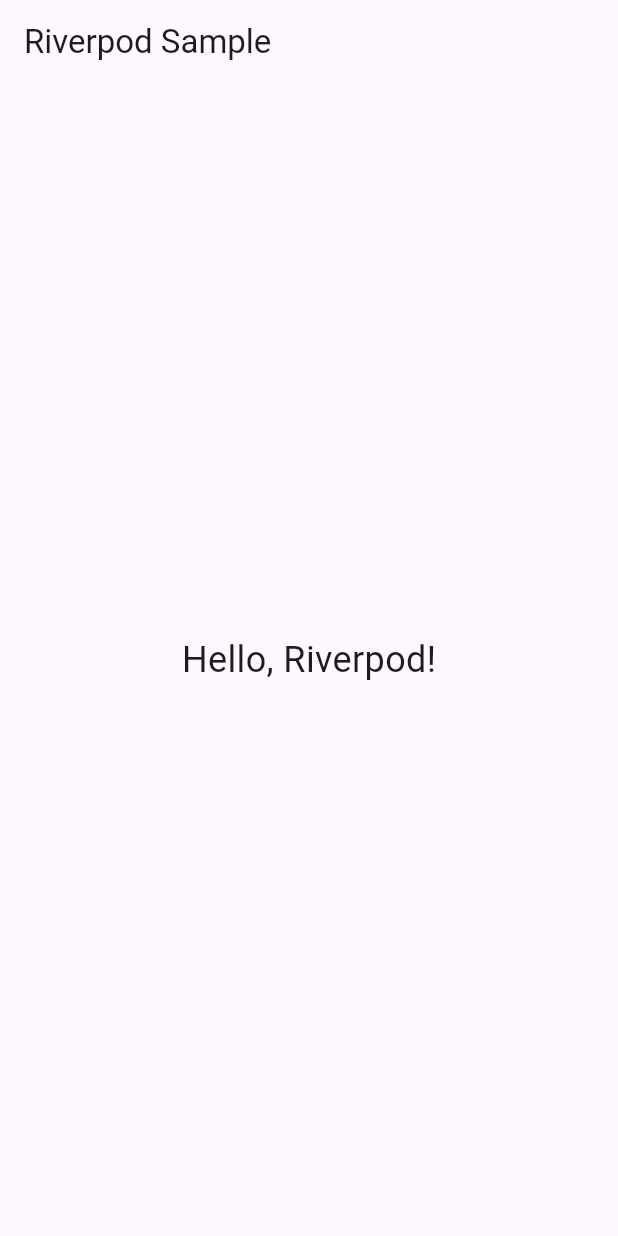
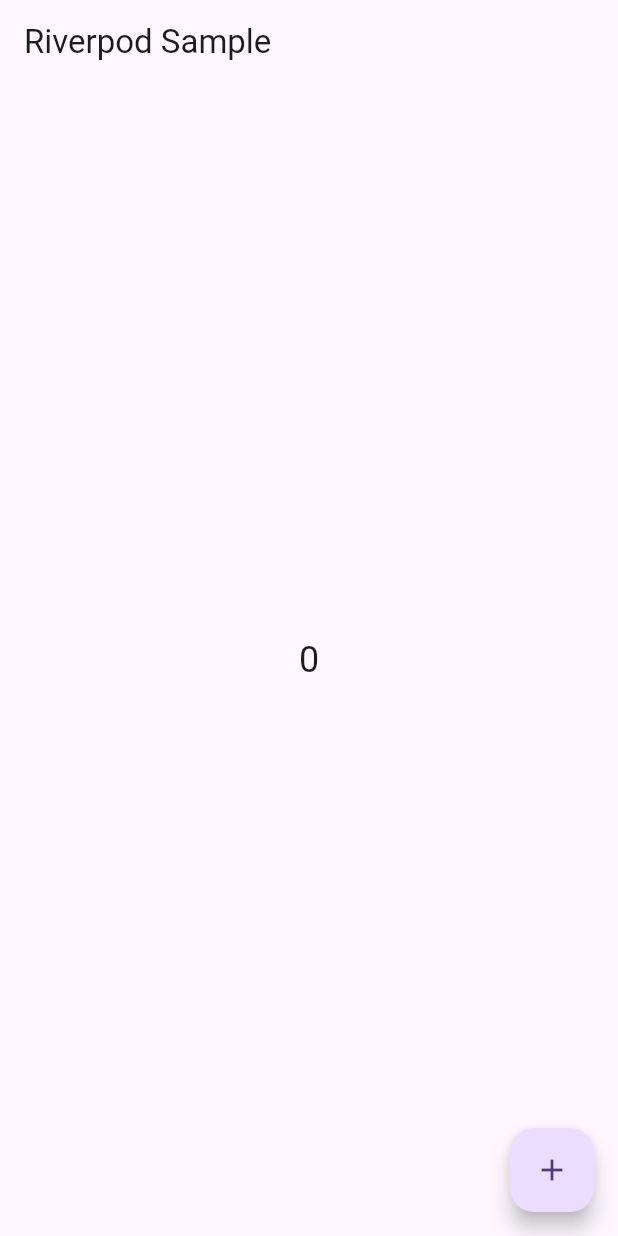
Before and after one commit to hide0621/flutter_riverpod_practice, a Flutter app: the screen it shows after launch, on a phone screen of 412 x 824 dp. Run offline on Flutter 3.47's test engine with Material 3 defaults, Android fonts, the phone set to English and light mode, and no system bars; our stand-ins replace flutter_riverpod.

Commit message:
StateNotifierProviderで簡単なインクリメントを実装した

```diff
--- a/lib/main.dart
+++ b/lib/main.dart
@@ -24,46 +24,47 @@
   }
 }
 
-// Providerは外部から変更することができないデータを管理するためのものであり（下のコードだとHello, Riverpod!）、
-// このデータは、アプリケーション全体で共有される
+//StateNotifierProvider で管理するStateNotifier のサブクラス（CounterNotifier）を実装する
+class CounterNotifier extends StateNotifier<int> {
+  CounterNotifier() : super(0);
 
-//Providerをグローバル変数として定義する
-//Providerとはデータを管理する入れ物のようなクラスで、文字列'Hello, Riverpod!'を保持する状態を作成している
-//この例では、String型のデータである'Hello, Riverpod!'を管理するProviderを定義している
-//Providerは、データを提供するためのものであり、データを提供するための関数をラムダ式で指定する
-//refは、他のプロバイダーを参照するために使用できるProviderReferenceオブジェクトであり、ラムダ式の引数である
-//refはラムダ式の引数（パラメータ）であり、関数本体（つまり、評価される式）は「'Hello, Riverpod!'」であり、
-//このラムダ式は呼び出されると常に「'Hello, Riverpod!'」を返す
-final strProvider = Provider((ref) => 'Hello, Riverpod!');
+  void increment() {
+    state++;
+  }
+}
 
-//Providerからデータを取得する
-// Providerからデータを取得するためにConsumerWidget を使用する
-// ConsumerWidget を継承したWidget（今回はRiverpodSample）を定義すると、build() にWidgetRef 型の引数が追加できる
+// StateNotifierProvider を作成する
+final counterProvider = StateNotifierProvider<CounterNotifier, int>((ref) {
+  return CounterNotifier();
+});
+
 class RiverpodSample extends ConsumerWidget {
-  // このコンストラクタは、RiverpodSampleという名前の新しいウィジェット（オブジェクト）を生成し、
-  // そのウィジェットはRiverpodのプロバイダーからデータを読み取ることができます。
-  // また、このウィジェットは、オプションで一意のKeyを持つことができます。
-  // Flutterフレームワークはこのkeyを使用して、ウィジェットの同一性を追跡して、一意性を保証することができる
-  // 初期化リスト「:」があるので、親クラスのコンストラクタが先に実行され、
-  // その後にこのクラスのコンストラクタが実行される
-  // 子クラスのコンストラクタに渡されたkeyは、親クラスのコンストラクタに渡されるが、
-  // 初期化の手順は親クラスのコンストラクタが先に実行される
-  // この一連の流れにより、子クラスが親クラスのメソッドやプロパティを利用することができる
   const RiverpodSample({Key? key}) : super(key: key);
 
   @override
   Widget build(BuildContext context, WidgetRef ref) {
-    // ProviderにstrProvider を指定しているので、strProvider が管理しているデータである'Hello Riverpod' を取得することができる
-    final value = ref.watch(strProvider);
+    //
+    final countStateController = ref.read(counterProvider.notifier);
+    //
+    final count = ref.watch(counterProvider);
+
     return Scaffold(
       appBar: AppBar(
         title: const Text('Riverpod Sample'),
       ),
       body: Center(
-          child: Text(
-        value,
-        style: const TextStyle(fontSize: 24),
-      )),
+        child: Text(
+          count.toString(),
+          style: const TextStyle(fontSize: 24),
+        ),
+      ),
+      floatingActionButton: FloatingActionButton(
+        onPressed: () {
+          countStateController.increment();
+        },
+        tooltip: 'Increment',
+        child: const Icon(Icons.add),
+      ),
     );
   }
 }
```
